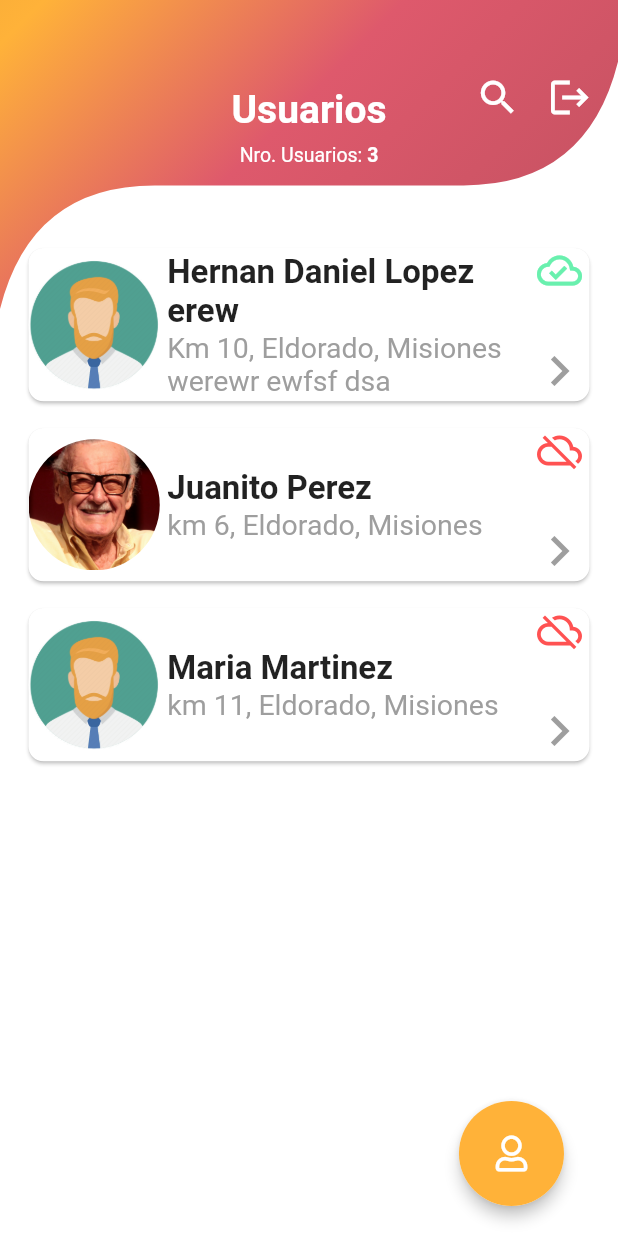
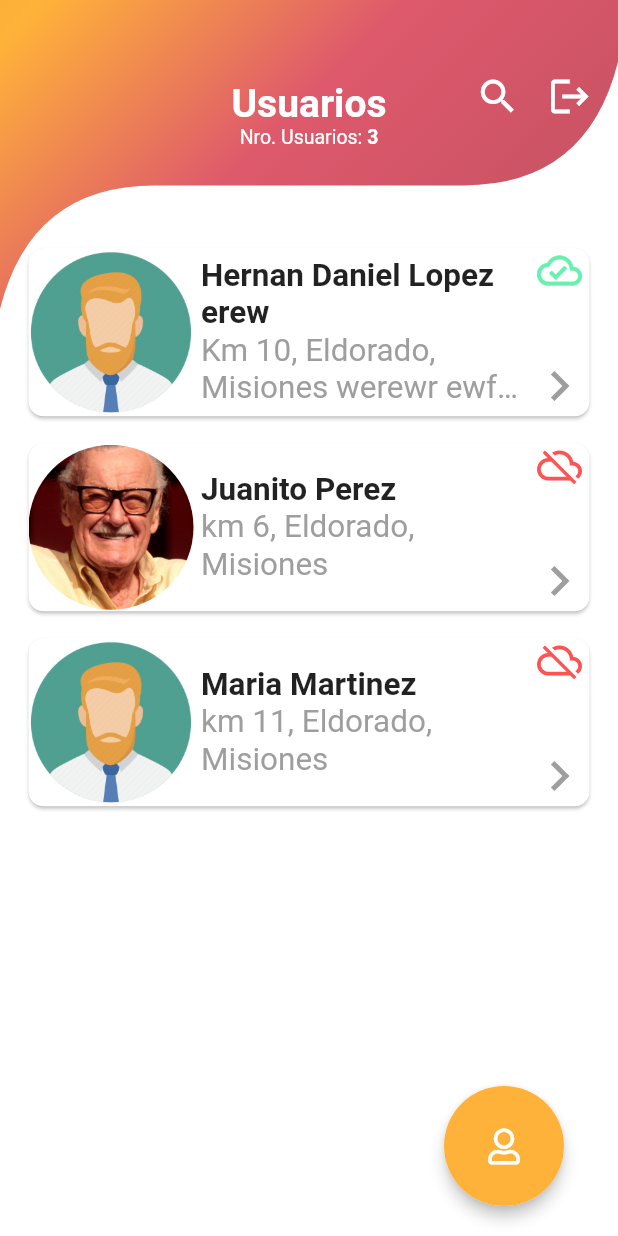
Before and after one commit to hernan74/control_usuarios, a Flutter app: the HomePage screen opened directly, on a phone screen of 412 x 824 dp. Run offline on Flutter 3.47's test engine with Material 2 defaults, Android fonts, the phone set to English and light mode, and no system bars; our stand-ins replace font_awesome_flutter, image_picker.

Commit message:
se arreglo problema de tamaños que faltaban  en homePage

```diff
--- a/lib/src/pages/home_page.dart
+++ b/lib/src/pages/home_page.dart
@@ -11,17 +11,20 @@ class HomePage extends StatelessWidget {
   @override
   Widget build(BuildContext context) {
     final size = MediaQuery.of(context).size;
+
     return Scaffold(
       body: Stack(
         alignment: Alignment.center,
         children: [
           FondoHomeWidget(),
           Positioned(
-              top: size.height * 5 / 100,
+              top: sizeScreemUtil(
+                  sizeActual: size.height * 5 / 100, sizeMin: 0, sizeMax: 40),
               right: size.width * 2 / 100,
               child: _IconoAppBar()),
           Positioned(
-              top: size.height * 7 / 100,
+              top: sizeScreemUtil(
+                  sizeActual: size.height * 7 / 100, sizeMin: 0, sizeMax: 54),
               child: _Titulo(
                 cantRegistros: listaUsuarios.length,
               )),
@@ -57,26 +60,32 @@ class _Titulo extends StatelessWidget {
               'Usuarios',
               textAlign: TextAlign.right,
               style: TextStyle(
-                  fontSize: 26,
+                  fontSize: sizeScreemUtil(
+                      sizeActual: size.height * 5 / 100,
+                      sizeMin: 14,
+                      sizeMax: 26),
                   color: Colors.white,
                   fontWeight: FontWeight.bold),
-            ),
-            SizedBox(
-              height: size.height * 1 / 100,
             ),
             RichText(
                 text: TextSpan(children: [
               TextSpan(
                 text: 'Nro. Usuarios: ',
                 style: TextStyle(
-                  fontSize: 13,
+                  fontSize: sizeScreemUtil(
+                      sizeActual: size.height * 2 / 100,
+                      sizeMin: 8,
+                      sizeMax: 13),
                   color: Colors.white,
                 ),
               ),
               TextSpan(
                 text: '$cantRegistros',
                 style: TextStyle(
-                    fontSize: 13,
+                    fontSize: sizeScreemUtil(
+                        sizeActual: size.height * 2 / 100,
+                        sizeMin: 8,
+                        sizeMax: 13),
                     color: Colors.white,
                     fontWeight: FontWeight.bold),
               ),
@@ -120,10 +129,7 @@ class _ListaUsuarios extends StatelessWidget {
   const _ListaUsuarios({this.widthActual});
   @override
   Widget build(BuildContext context) {
-    final widthItem = sizeScreemUtil(
-        sizeActual: MediaQuery.of(context).size.width * 90 / 100,
-        sizeMin: 150,
-        sizeMax: 350);
+    final size = MediaQuery.of(context).size * 90 / 100;
     return MediaQuery.removePadding(
       context: context,
       removeTop: true,
@@ -131,7 +137,14 @@ class _ListaUsuarios extends StatelessWidget {
         child: Padding(
             padding: const EdgeInsets.only(right: 15, left: 15),
             child: GridViewWidget(
-              widthItem: widthItem,
+              maxHeightItem: sizeScreemUtil(
+                  sizeActual: size.height * 22 / 100,
+                  sizeMin: 80,
+                  sizeMax: 130),
+              widthItem: sizeScreemUtil(
+                  sizeActual: size.width * 90 / 100,
+                  sizeMin: 150,
+                  sizeMax: 350),
               widthActual: this.widthActual,
               listaElementos: listaUsuarios.map(
                 (usu) {
@@ -144,7 +157,6 @@ class _ListaUsuarios extends StatelessWidget {
                       apyNom: usu.apyNom,
                       direccion: usu.direccion,
                       sincronizado: usu.sincronizado,
-                      widthActual: widthItem,
                     ),
                   );
                 },
@@ -159,9 +171,9 @@ class _BotonFlotante extends StatelessWidget {
   @override
   Widget build(BuildContext context) {
     final size = sizeScreemUtil(
-        sizeActual: MediaQuery.of(context).size.width * 17 / 100,
-        sizeMin: 50,
-        sizeMax: 90);
+        sizeActual: MediaQuery.of(context).size.height * 17 / 100,
+        sizeMin: 40,
+        sizeMax: 80);
     return Hero(
       tag: 'GuardarNuevo',
       child: ButtonWidget(
--- a/lib/src/widget/item_lista_usuarios_widget.dart
+++ b/lib/src/widget/item_lista_usuarios_widget.dart
@@ -14,21 +14,20 @@ class ItemListaUsuariosWidget extends StatelessWidget {
   final bool sincronizado;
   final String fotoUrl;
   final String tagHero;
-  final double widthActual;
 
-  const ItemListaUsuariosWidget(
-      {@required this.apyNom,
+  const ItemListaUsuariosWidget({
+    @required this.apyNom,
     @required this.direccion,
     @required this.sincronizado,
     this.fotoUrl,
     @required this.tagHero,
-      this.widthActual});
+  });
 
   @override
   Widget build(BuildContext context) {
     final size = MediaQuery.of(context).size;
     final maxHeight = sizeScreemUtil(
-        sizeActual: size.height * 14 / 100, sizeMin: 100, sizeMax: 110);
+        sizeActual: size.height * 22 / 100, sizeMin: 80, sizeMax: 160);
     return GestureDetector(
       onTap: () =>
           Navigator.push(context, trancicionCambioPaginaAnimation(FichaPage())),
@@ -45,17 +44,20 @@ class ItemListaUsuariosWidget extends StatelessWidget {
                 _FotoUsuario(
                   fotoUrl: this.fotoUrl,
                   tagHero: this.tagHero,
-                  width: widthActual * 25 / 100,
+                  width: sizeScreemUtil(
+                      sizeActual: size.height * 16 / 100,
+                      sizeMin: 50,
+                      sizeMax: 110),
                 ),
                 SizedBox(
                   width: 5,
                 ),
-                _InformacionUsuario(
+                Expanded(
+                  child: _InformacionUsuario(
                     apyNom: this.apyNom,
                     direccion: this.direccion,
-                  maxWidth: widthActual * 68 / 100,
                   ),
-                Spacer(),
+                ),
                 _IconosDerecha(
                   sincronizado: this.sincronizado,
                   sizeContenedor: maxHeight,
@@ -82,13 +84,17 @@ class _IconosDerecha extends StatelessWidget {
               this.sincronizado ? Icons.cloud_done_outlined : Icons.cloud_off,
               color: this.sincronizado ? Colors.greenAccent : Colors.redAccent,
               size: sizeScreemUtil(
-                  sizeActual: sizeContenedor, sizeMin: 20, sizeMax: 30),
+                  sizeActual: sizeContenedor * 25 / 100,
+                  sizeMin: 1,
+                  sizeMax: 30),
             ),
             Spacer(),
             FaIcon(
               Icons.chevron_right_outlined,
               size: sizeScreemUtil(
-                  sizeActual: sizeContenedor, sizeMin: 20, sizeMax: 40),
+                  sizeActual: sizeContenedor * 25 / 100,
+                  sizeMin: 1,
+                  sizeMax: 40),
               color: Colors.grey,
             ),
           ],
@@ -126,13 +132,12 @@ class _FotoUsuario extends StatelessWidget {
 class _InformacionUsuario extends StatelessWidget {
   final String apyNom;
   final String direccion;
-  final double maxWidth;
 
-  const _InformacionUsuario({this.apyNom, this.direccion, this.maxWidth});
+  const _InformacionUsuario({this.apyNom, this.direccion});
   @override
   Widget build(BuildContext context) {
+    final size = MediaQuery.of(context).size;
     return Container(
-      width: maxWidth,
       child: Column(
         crossAxisAlignment: CrossAxisAlignment.start,
         children: <Widget>[
@@ -142,14 +147,19 @@ class _InformacionUsuario extends StatelessWidget {
             overflow: TextOverflow.ellipsis,
             maxLines: 2,
             style: TextStyle(
-                fontSize: estilo.sizeText, fontWeight: FontWeight.bold),
+                fontSize: sizeScreemUtil(
+                    sizeActual: size.height * 3 / 100,
+                    sizeMin: 12,
+                    sizeMax: 21),
+                fontWeight: FontWeight.bold),
           ),
           Text(
             direccion,
             overflow: TextOverflow.ellipsis,
             maxLines: 2,
             style: TextStyle(
-              fontSize: estilo.sizeHindTextfield,
+              fontSize: sizeScreemUtil(
+                  sizeActual: size.height * 3 / 100, sizeMin: 12, sizeMax: 21),
               color: Colors.grey,
             ),
           ),
```
Lines whose indentation alone changed are shown as unchanged.
